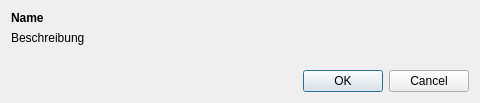
startkladde/startkladde, file src/plugin/settings/PluginSettingsDialog.ui: the form before one commit.
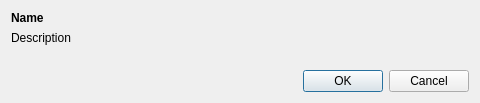
The form after the commit.

```diff
--- a/src/plugin/settings/PluginSettingsDialog.ui
+++ b/src/plugin/settings/PluginSettingsDialog.ui
@@ -46,7 +46,7 @@
    <item row="1" column="0" colspan="2">
     <widget class="QLabel" name="descriptionLabel">
      <property name="text">
-      <string>Beschreibung</string>
+      <string>Description</string>
      </property>
     </widget>
    </item>
```
